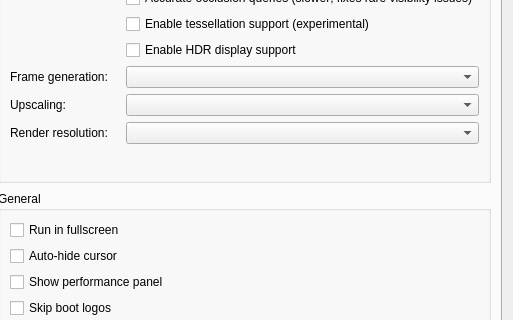
biggsymobile-png/KytyPS5, file src/launcher/forms/configuration_edit_dialog.ui: the form before one commit; both pictures show x 460 to 973 and y 280 to 600 of the 973 by 808 pixel window.
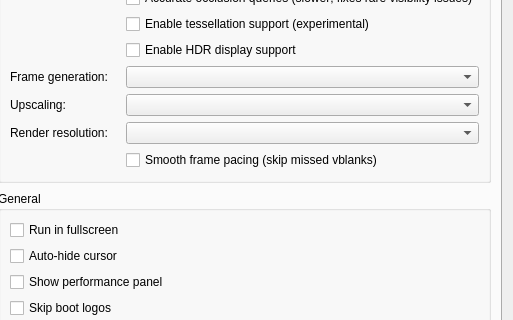
The form after the commit. Custom widgets are drawn as their Qt base class.

Commit message:
Launcher: Smooth frame pacing toggle (KYTY_PRESENT_ABS_VBLANK)
Claude-Session: https://claude.ai/code/session_01MYrbTh2mTBkYrpBvqMpKd7

Diff of the .ui file:
```diff
--- a/src/launcher/forms/configuration_edit_dialog.ui
+++ b/src/launcher/forms/configuration_edit_dialog.ui
@@ -348,6 +348,12 @@
               <property name="text"><string>Render resolution:</string></property>
              </widget>
             </item>
+            <item row="13" column="1">
+             <widget class="QCheckBox" name="checkBox_smooth_frame_pacing">
+              <property name="toolTip"><string>Runs the emulator's virtual vblank on an absolute timeline: after a slow frame, a vblank is skipped instead of the next frames being shown back to back to catch up. Can feel smoother when the frame rate dips (KYTY_PRESENT_ABS_VBLANK).</string></property>
+              <property name="text"><string>Smooth frame pacing (skip missed vblanks)</string></property>
+             </widget>
+            </item>
             <item row="12" column="1">
              <widget class="QComboBox" name="comboBox_render_resolution">
               <property name="toolTip"><string>Astro Bot (01.018): the resolution the game draws its 3D image at, before its TAA or DLSS upscales it. Lower is faster; 1920x1080 with DLSS is the fastest. No patch file needed (a "Fixed render resolution" patch, if enabled, wins).</string></property>
```
The commit also changes 5 other files.
